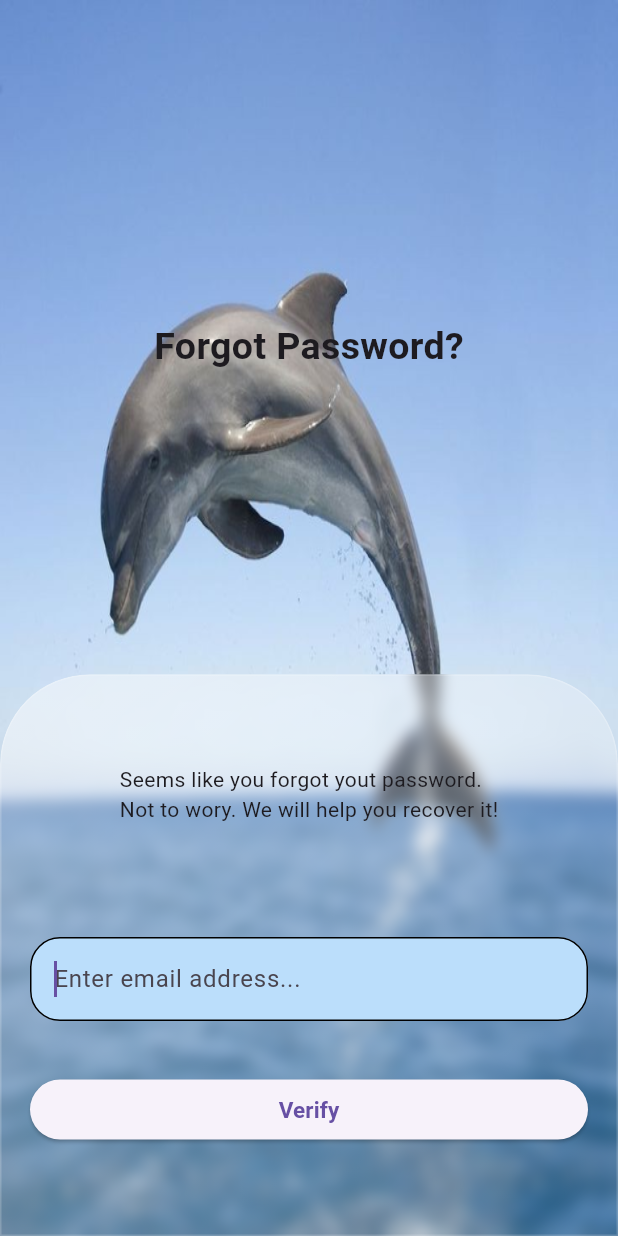
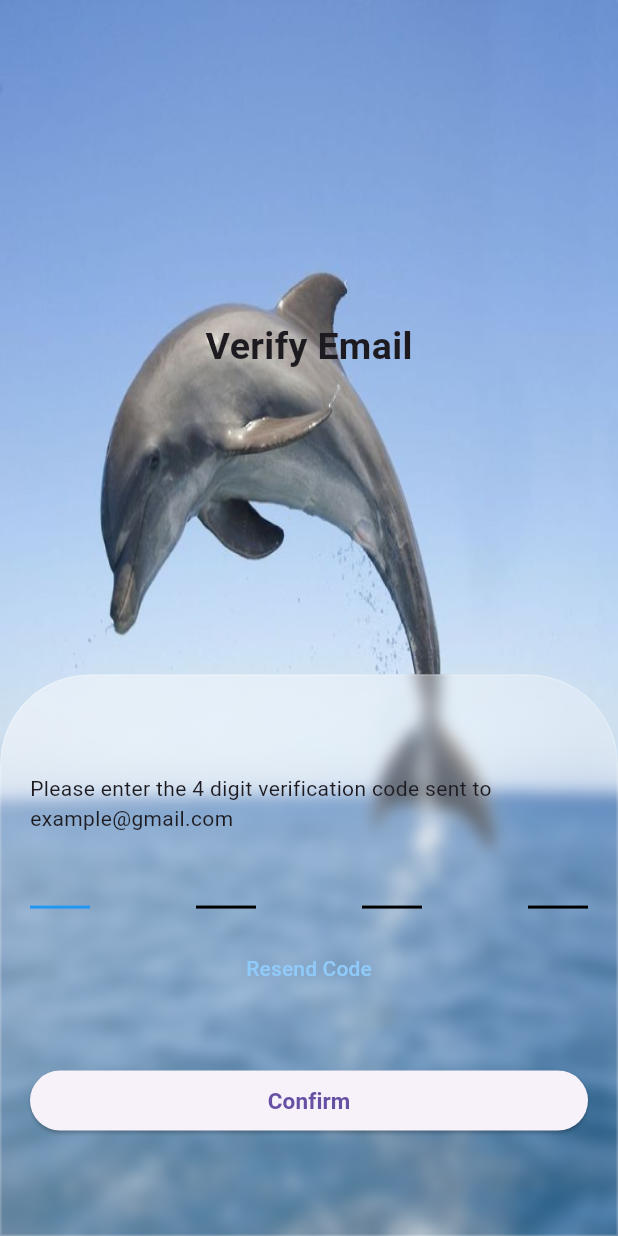
Before and after one commit to Mafowillson/contritok-project, a Flutter app: the screen it shows after launch, on a phone screen of 412 x 824 dp. Run offline on Flutter 3.47's test engine with Material 3 defaults, Android fonts, the phone set to English and light mode, and no system bars; drawn by our look-alikes of pin_code_fields.

Commit message:
verify-email-view

```diff
--- a/lib/main.dart
+++ b/lib/main.dart
@@ -1,10 +1,11 @@
 import 'package:contritok/screens/forgot_password_screen.dart';
+import 'package:contritok/screens/verify_email_screen.dart';
 import 'package:flutter/material.dart';
 
 void main() {
   runApp(
     const MaterialApp(
-      home: ForgotPasswordScreen(),
+      home: VerifyEmailScreen(),
     ),
   );
 }
--- /dev/null
+++ b/lib/screens/verify_email_screen.dart
@@ -0,0 +1,94 @@
+import 'package:contritok/constants/images.dart';
+import 'package:contritok/widgets/custom_button.dart';
+import 'package:contritok/widgets/glass_box.dart';
+import 'package:flutter/material.dart';
+import 'package:pin_code_fields/pin_code_fields.dart';
+
+class VerifyEmailScreen extends StatefulWidget {
+  const VerifyEmailScreen({super.key});
+
+  @override
+  State<VerifyEmailScreen> createState() => _VerifyEmailScreenState();
+}
+
+class _VerifyEmailScreenState extends State<VerifyEmailScreen> {
+  late final TextEditingController _codeController;
+
+  @override
+  void initState() {
+    _codeController = TextEditingController();
+    super.initState();
+  }
+
+  @override
+  void dispose() {
+    _codeController.dispose();
+    super.dispose();
+  }
+
+  @override
+  Widget build(BuildContext context) {
+    return Scaffold(
+      body: SingleChildScrollView(
+        child: Container(
+          width: MediaQuery.of(context).size.width,
+          height: MediaQuery.of(context).size.height,
+          decoration: const BoxDecoration(
+            image: DecorationImage(
+              image: AssetImage(backgroundImage),
+              fit: BoxFit.fill,
+            ),
+          ),
+          child: Column(
+            mainAxisAlignment: MainAxisAlignment.end,
+            children: [
+              const Text(
+                'Verify Email',
+                style: TextStyle(
+                  fontSize: 25,
+                  fontWeight: FontWeight.bold,
+                ),
+              ),
+              const SizedBox(height: 200),
+              GlassBox(
+                width: MediaQuery.of(context).size.height,
+                height: MediaQuery.of(context).size.height / 2.2,
+                child: Column(
+                  mainAxisAlignment: MainAxisAlignment.center,
+                  children: [
+                    const Text(
+                      'Please enter the 4 digit verification code sent to example@gmail.com',
+                    ),
+                    PinCodeTextField(
+                      controller: _codeController,
+                      appContext: context,
+                      length: 4,
+                      autoFocus: true,
+                      keyboardType: TextInputType.number,
+                      pinTheme: PinTheme(
+                        activeColor: Colors.black,
+                        inactiveColor: Colors.black,
+                      ),
+                    ),
+                    TextButton(
+                      onPressed: () {},
+                      child: Text(
+                        'Resend Code',
+                        style: TextStyle(color: Colors.blue[200]),
+                      ),
+                    ),
+                    const SizedBox(height: 40),
+                    CustomButton(
+                      onPressed: () {},
+                      text: 'Confirm',
+                    ),
+                  ],
+                ),
+              )
+            ],
+          ),
+        ),
+      ),
+    );
+  }
+}
--- a/lib/widgets/glass_box.dart
+++ b/lib/widgets/glass_box.dart
@@ -9,7 +9,8 @@ class GlassBox extends StatelessWidget {
   const GlassBox({
     super.key,
     required this.width,
-    required this.child, required this.height,
+    required this.height,
+    required this.child,
   });
 
   final _borderRadius = const BorderRadius.only(
--- a/pubspec.yaml
+++ b/pubspec.yaml
@@ -35,6 +35,7 @@ dependencies:
   # The following adds the Cupertino Icons font to your application.
   # Use with the CupertinoIcons class for iOS style icons.
   cupertino_icons: ^1.0.6
+  pin_code_fields: ^8.0.1
 
 dev_dependencies:
   flutter_test:
```
Also changed, not shown: pubspec.lock.
